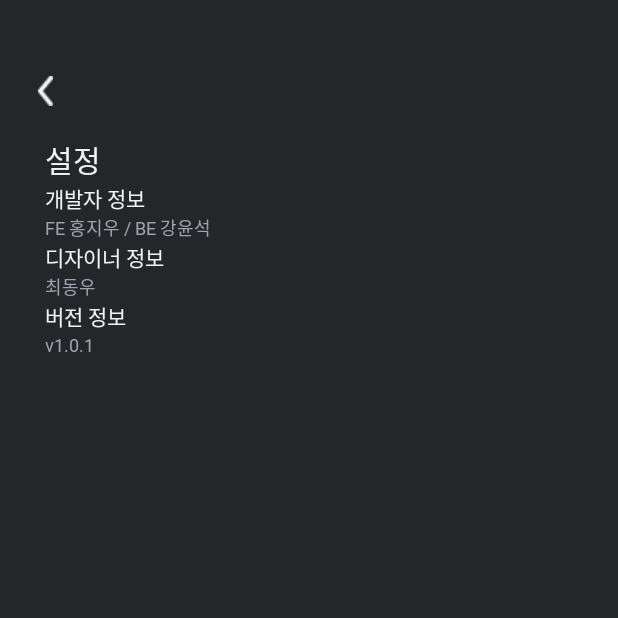
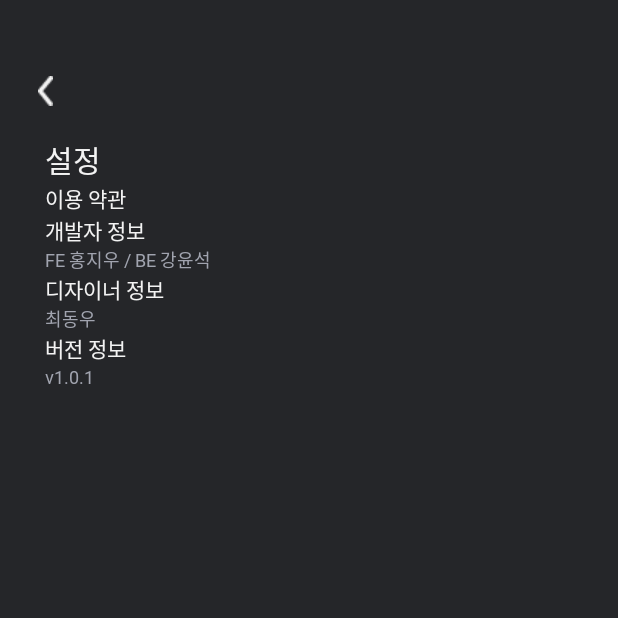
Before and after one commit to Hongji0611/ThreeO, an Android app: the MenuActivity screen opened directly, with no data from a screen before it, on a phone screen of 412 x 824 dp, the top half of it. Run offline under Robolectric (Android 15) with nearby library versions, the phone set to English and light mode, and no system bars.

Commit message:
Menu/ add terms of use

```diff
--- a/app/src/main/java/com/example/threeo/activity/MenuActivity.kt
+++ b/app/src/main/java/com/example/threeo/activity/MenuActivity.kt
@@ -1,5 +1,6 @@
 package com.example.threeo.activity
 
+import android.content.Intent
 import androidx.appcompat.app.AppCompatActivity
 import android.os.Bundle
 import com.example.threeo.databinding.ActivityMenuBinding
@@ -19,6 +20,11 @@ class MenuActivity : AppCompatActivity() {
             backBtn.setOnClickListener {
                  onBackPressed()
             }
+
+            settingTerm.setOnClickListener {
+                val intent = Intent(this@MenuActivity, TermsOfUesActivity::class.java)
+                startActivity(intent)
+            }
         }
     }
 }
--- a/app/src/main/res/layout/activity_menu.xml
+++ b/app/src/main/res/layout/activity_menu.xml
@@ -27,6 +27,15 @@
         android:text="설정"
         android:textColor="@color/gray_F3"
         android:textSize="20sp" />
+
+    <TextView
+        android:id="@+id/setting_term"
+        android:layout_width="match_parent"
+        android:layout_height="wrap_content"
+        android:fontFamily="@font/notosanskr"
+        android:paddingHorizontal="10dp"
+        android:text="이용 약관"
+        android:textColor="@color/gray_F3" />
 
     <TextView
         android:id="@+id/textView6"
```
Also changed, not shown: app/src/main/java/com/example/threeo/activity/TermsOfUesActivity.kt (+8 -2 lines).
